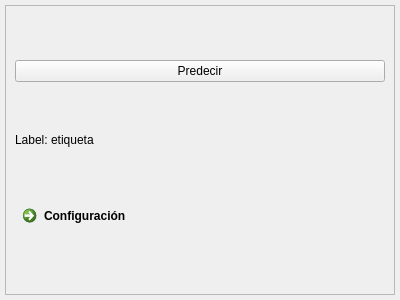
Qt form ui_src/Regression/Prediction.ui (elagabalus01/myner) before a commit.
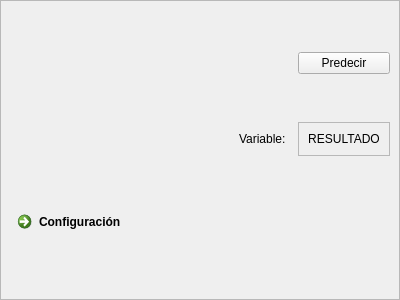
The same form after that commit. Icons and pictures are not drawn.

```diff
--- a/ui_src/Regression/Prediction.ui
+++ b/ui_src/Regression/Prediction.ui
@@ -15,16 +15,16 @@
   </property>
   <layout class="QGridLayout" name="gridLayout">
    <property name="leftMargin">
-    <number>5</number>
+    <number>0</number>
    </property>
    <property name="topMargin">
-    <number>5</number>
+    <number>0</number>
    </property>
    <property name="rightMargin">
-    <number>5</number>
+    <number>0</number>
    </property>
    <property name="bottomMargin">
-    <number>5</number>
+    <number>0</number>
    </property>
    <item row="0" column="0">
     <widget class="QScrollArea" name="scroll">
@@ -36,32 +36,25 @@
        <rect>
         <x>0</x>
         <y>0</y>
-        <width>388</width>
-        <height>288</height>
+        <width>398</width>
+        <height>298</height>
        </rect>
       </property>
       <layout class="QGridLayout" name="gridLayout_2">
-       <item row="2" column="1" alignment="Qt::AlignLeft">
-        <widget class="QLabel" name="lab_prediction">
-         <property name="sizePolicy">
-          <sizepolicy hsizetype="Preferred" vsizetype="Fixed">
-           <horstretch>0</horstretch>
-           <verstretch>0</verstretch>
-          </sizepolicy>
-         </property>
-         <property name="text">
-          <string>Label: etiqueta</string>
-         </property>
-        </widget>
-       </item>
        <item row="1" column="1">
-        <widget class="QPushButton" name="btn_prediction">
-         <property name="text">
-          <string>Predecir</string>
+        <spacer name="horizontalSpacer">
+         <property name="orientation">
+          <enum>Qt::Horizontal</enum>
          </property>
-        </widget>
+         <property name="sizeHint" stdset="0">
+          <size>
+           <width>40</width>
+           <height>20</height>
+          </size>
+         </property>
+        </spacer>
        </item>
-       <item row="3" column="1">
+       <item row="3" column="1" alignment="Qt::AlignLeft">
         <widget class="QCommandLinkButton" name="btn_conf">
          <property name="sizePolicy">
           <sizepolicy hsizetype="Preferred" vsizetype="Fixed">
@@ -72,11 +65,60 @@
          <property name="text">
           <string>Configuración</string>
          </property>
+         <property name="icon">
+          <iconset resource="../res/res.qrc">
+           <normaloff>:/img/img/arrow_back.png</normaloff>:/img/img/arrow_back.png</iconset>
+         </property>
         </widget>
        </item>
-       <item row="0" column="1">
+       <item row="0" column="1" colspan="3">
         <layout class="QGridLayout" name="entradas_grid"/>
        </item>
+       <item row="2" column="1" alignment="Qt::AlignRight">
+        <widget class="QLabel" name="lab_variable">
+         <property name="sizePolicy">
+          <sizepolicy hsizetype="Preferred" vsizetype="Fixed">
+           <horstretch>0</horstretch>
+           <verstretch>0</verstretch>
+          </sizepolicy>
+         </property>
+         <property name="text">
+          <string>Variable:</string>
+         </property>
+        </widget>
+       </item>
+       <item row="1" column="3">
+        <widget class="QPushButton" name="btn_prediction">
+         <property name="text">
+          <string>Predecir</string>
+         </property>
+        </widget>
+       </item>
+       <item row="2" column="3">
+        <widget class="QFrame" name="frame">
+         <property name="frameShape">
+          <enum>QFrame::StyledPanel</enum>
+         </property>
+         <property name="frameShadow">
+          <enum>QFrame::Raised</enum>
+         </property>
+         <layout class="QGridLayout" name="gridLayout_3">
+          <item row="0" column="0" alignment="Qt::AlignVCenter">
+           <widget class="QLabel" name="lab_resultado">
+            <property name="text">
+             <string>RESULTADO</string>
+            </property>
+            <property name="textFormat">
+             <enum>Qt::AutoText</enum>
+            </property>
+            <property name="alignment">
+             <set>Qt::AlignCenter</set>
+            </property>
+           </widget>
+          </item>
+         </layout>
+        </widget>
+       </item>
       </layout>
      </widget>
     </widget>
```
Left out of the diff: 4 changed lines with no effect on the pictures.
